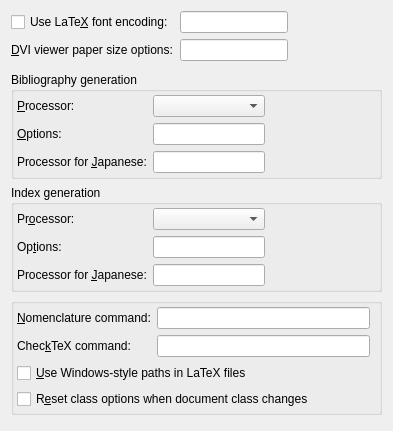
Old version of the form src/frontends/qt4/ui/PrefLatexUi.ui in the repository cburschka/lyx.
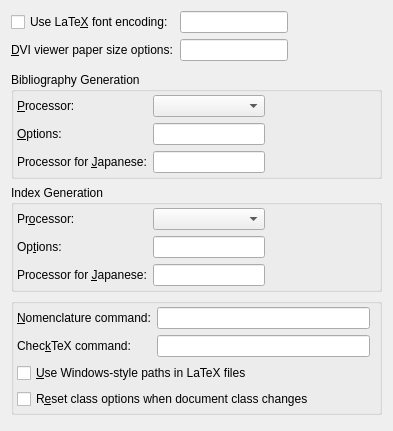
New version of the form.

```diff
--- a/src/frontends/qt4/ui/PrefLatexUi.ui
+++ b/src/frontends/qt4/ui/PrefLatexUi.ui
@@ -70,7 +70,7 @@
    <item row="2" column="0" colspan="2">
     <widget class="QGroupBox" name="bibtexGB">
      <property name="title">
-      <string>Bibliography generation</string>
+      <string>Bibliography Generation</string>
      </property>
      <property name="flat">
       <bool>true</bool>
@@ -158,7 +158,7 @@
    <item row="3" column="0" colspan="2">
     <widget class="QGroupBox" name="indexGB">
      <property name="title">
-      <string>Index generation</string>
+      <string>Index Generation</string>
      </property>
      <property name="flat">
       <bool>true</bool>
```
